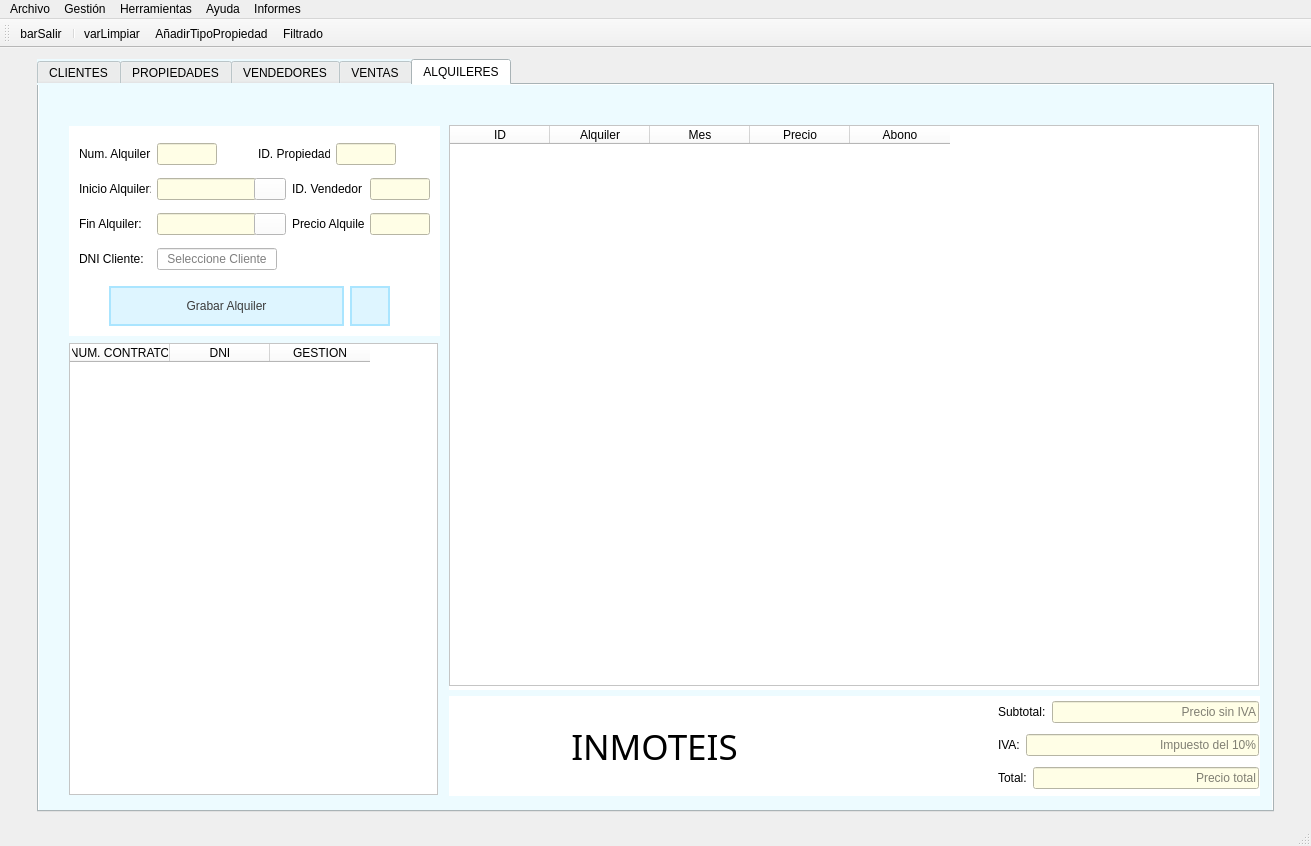
This is templates/venPrincipal.ui in EvanSilva/ProyectoDI-2 as Qt 5 draws it before an edit. The edited form follows.
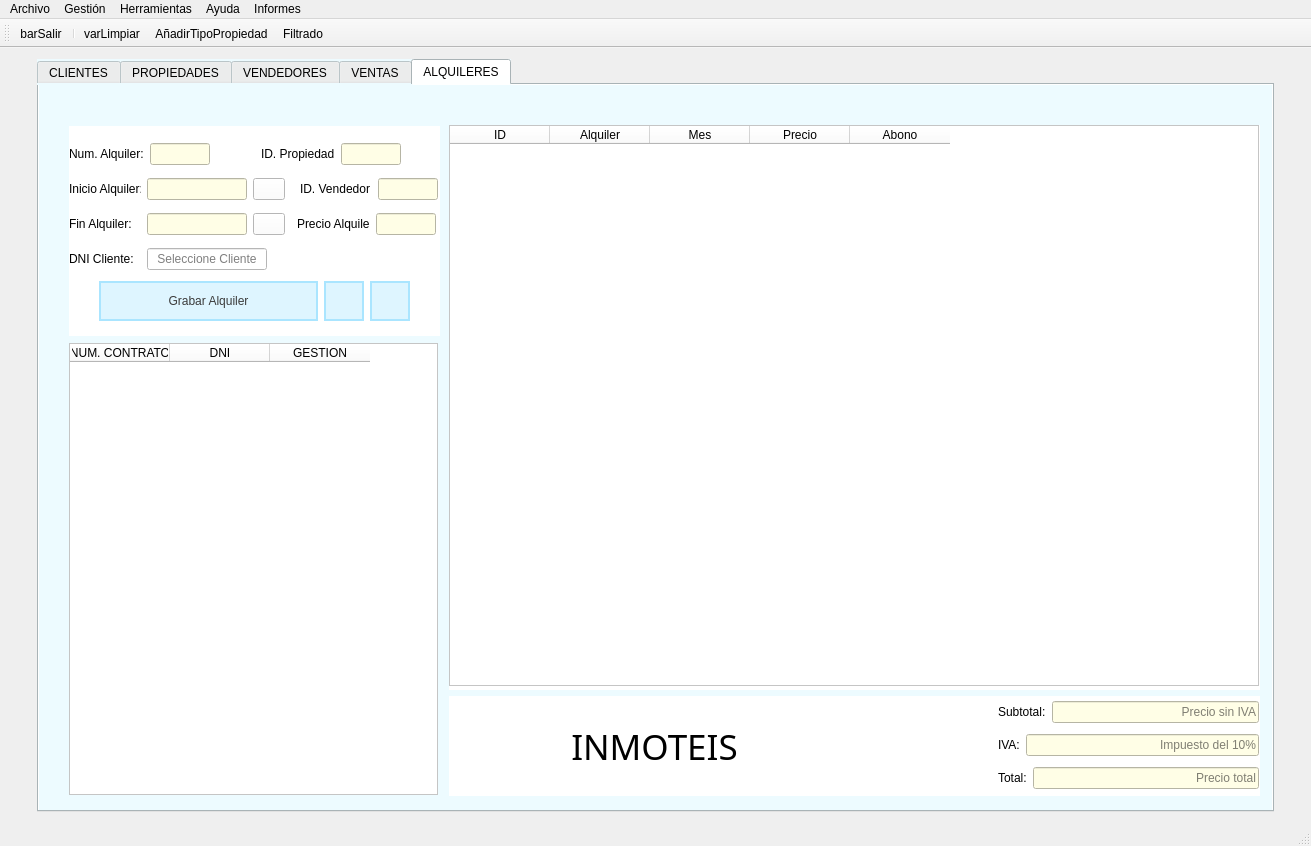
This is the edited form. The open tabs and pages were chosen to show the change. Icons and pictures are not drawn.

The edit to the form file:
```diff
--- a/templates/venPrincipal.ui
+++ b/templates/venPrincipal.ui
@@ -3756,79 +3756,12 @@
            <property name="frameShadow">
             <enum>QFrame::Raised</enum>
            </property>
-           <widget class="QWidget" name="layoutWidget_4">
-            <property name="geometry">
-             <rect>
-              <x>40</x>
-              <y>150</y>
-              <width>281</width>
-              <height>61</height>
-             </rect>
-            </property>
-            <layout class="QHBoxLayout" name="horizontalLayout_26">
-             <item>
-              <widget class="QPushButton" name="btnGrabarAlquiler">
-               <property name="minimumSize">
-                <size>
-                 <width>0</width>
-                 <height>40</height>
-                </size>
-               </property>
-               <property name="styleSheet">
-                <string notr="true">background-color: rgb(222, 245, 255);
-color: rgb(59, 59, 59);
-border: 2px solid rgb(170, 229, 255); </string>
-               </property>
-               <property name="text">
-                <string>Grabar Alquiler</string>
-               </property>
-              </widget>
-             </item>
-             <item>
-              <widget class="QPushButton" name="btnGenAlq">
-               <property name="minimumSize">
-                <size>
-                 <width>20</width>
-                 <height>40</height>
-                </size>
-               </property>
-               <property name="maximumSize">
-                <size>
-                 <width>40</width>
-                 <height>16777215</height>
-                </size>
-               </property>
-               <property name="autoFillBackground">
-                <bool>false</bool>
-               </property>
-               <property name="styleSheet">
-                <string notr="true">background-color: rgb(222, 245, 255);
-color: rgb(59, 59, 59);
-border: 2px solid rgb(170, 229, 255); </string>
-               </property>
-               <property name="text">
-                <string/>
-               </property>
-               <property name="icon">
-                <iconset>
-                 <normaloff>../img/informe.ico</normaloff>../img/informe.ico</iconset>
-               </property>
-               <property name="checkable">
-                <bool>false</bool>
-               </property>
-               <property name="flat">
-                <bool>false</bool>
-               </property>
-              </widget>
-             </item>
-            </layout>
-           </widget>
            <widget class="QWidget" name="layoutWidget">
             <property name="geometry">
              <rect>
-              <x>10</x>
+              <x>0</x>
               <y>10</y>
-              <width>351</width>
+              <width>377</width>
               <height>141</height>
              </rect>
             </property>
@@ -4185,7 +4118,7 @@
                   <widget class="QLabel" name="label_26">
                    <property name="minimumSize">
                     <size>
-                     <width>72</width>
+                     <width>73</width>
                      <height>0</height>
                     </size>
                    </property>
@@ -4311,6 +4244,115 @@
              </item>
             </layout>
            </widget>
+           <widget class="QWidget" name="">
+            <property name="geometry">
+             <rect>
+              <x>30</x>
+              <y>150</y>
+              <width>311</width>
+              <height>51</height>
+             </rect>
+            </property>
+            <layout class="QHBoxLayout" name="horizontalLayout_26">
+             <item>
+              <widget class="QPushButton" name="btnGrabarAlquiler">
+               <property name="minimumSize">
+                <size>
+                 <width>0</width>
+                 <height>40</height>
+                </size>
+               </property>
+               <property name="styleSheet">
+                <string notr="true">background-color: rgb(222, 245, 255);
+color: rgb(59, 59, 59);
+border: 2px solid rgb(170, 229, 255); </string>
+               </property>
+               <property name="text">
+                <string>Grabar Alquiler</string>
+               </property>
+              </widget>
+             </item>
+             <item>
+              <widget class="QPushButton" name="btnGenAlq">
+               <property name="minimumSize">
+                <size>
+                 <width>20</width>
+                 <height>40</height>
+                </size>
+               </property>
+               <property name="maximumSize">
+                <size>
+                 <width>40</width>
+                 <height>16777215</height>
+                </size>
+               </property>
+               <property name="autoFillBackground">
+                <bool>false</bool>
+               </property>
+               <property name="styleSheet">
+                <string notr="true">background-color: rgb(222, 245, 255);
+color: rgb(59, 59, 59);
+border: 2px solid rgb(170, 229, 255); </string>
+               </property>
+               <property name="text">
+                <string/>
+               </property>
+               <property name="icon">
+                <iconset>
+                 <normaloff>../img/informe.ico</normaloff>../img/informe.ico</iconset>
+               </property>
+               <property name="checkable">
+                <bool>false</bool>
+               </property>
+               <property name="flat">
+                <bool>false</bool>
+               </property>
+              </widget>
+             </item>
+             <item>
+              <widget class="QPushButton" name="btnElimMensualidades">
+               <property name="minimumSize">
+                <size>
+                 <width>20</width>
+                 <height>40</height>
+                </size>
+               </property>
+               <property name="maximumSize">
+                <size>
+                 <width>40</width>
+                 <height>16777215</height>
+                </size>
+               </property>
+               <property name="autoFillBackground">
+                <bool>false</bool>
+               </property>
+               <property name="styleSheet">
+                <string notr="true">background-color: rgb(222, 245, 255);
+color: rgb(59, 59, 59);
+border: 2px solid rgb(170, 229, 255); </string>
+               </property>
+               <property name="text">
+                <string/>
+               </property>
+               <property name="icon">
+                <iconset>
+                 <normaloff>../img/borrarFile.ico</normaloff>../img/borrarFile.ico</iconset>
+               </property>
+               <property name="checkable">
+                <bool>false</bool>
+               </property>
+               <property name="flat">
+                <bool>false</bool>
+               </property>
+              </widget>
+             </item>
+            </layout>
+           </widget>
+           <zorder>layoutWidget_4</zorder>
+           <zorder>layoutWidget</zorder>
+           <zorder>btnGrabarAlquiler</zorder>
+           <zorder>btnGenAlq</zorder>
+           <zorder>btnElimMensualidades</zorder>
           </widget>
          </item>
          <item>
```
Left out of the diff: 2 changed lines with no effect on the pictures.
